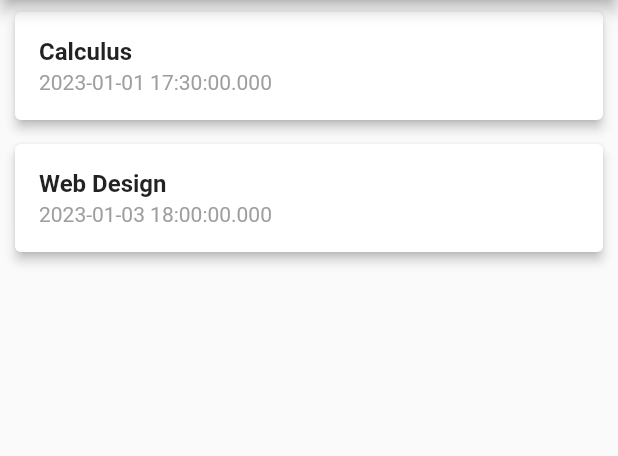
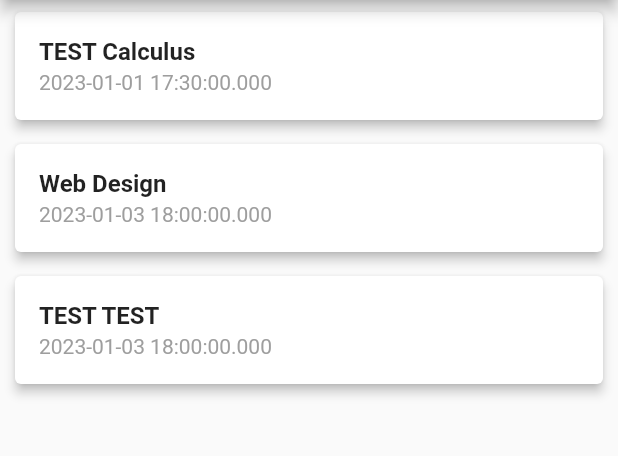
Before and after one commit to andrej286/Mis_Flutter_App, a Flutter app: the ExamPage screen opened by its route, on a phone screen of 412 x 824 dp, the part 84-540 px from its top. Run offline on Flutter 3.47's test engine with Material 2 defaults, Android fonts, the phone set to English and light mode, and no system bars; our stand-ins replace date_field, firebase_auth, firebase_core, flutter_local_notifications, flutter_map, geocoding and 5 more; missing offline and left inert: dart:ffi; accounts and stored records are empty; network calls fail.

Commit message:
Provider state management * Added the provider package and created the ExamProvider class * Implemented the provider package for creating exams and listing them

```diff
--- a/lib/main.dart
+++ b/lib/main.dart
@@ -2,11 +2,12 @@ import 'dart:ui';
 
 import 'package:flutter/material.dart';
 import 'package:flutter_local_notifications/flutter_local_notifications.dart';
+import 'package:lab04/provider/exam_provider.dart';
 import 'package:lab04/screen/calendar_screen.dart';
 import 'package:lab04/screen/map_screen.dart';
 import 'package:lab04/service/notificationService.dart';
+import 'package:provider/provider.dart';
 
-import 'model/exam_list_item.dart';
 import 'widget/new_exam.dart';
 
 import 'package:firebase_core/firebase_core.dart';
@@ -14,7 +15,6 @@ import 'package:lab04/widget_tree.dart';
 
 final FlutterLocalNotificationsPlugin flutterLocalNotificationsPlugin =
     FlutterLocalNotificationsPlugin();
-
 
 Future<void> main() async {
   WidgetsFlutterBinding.ensureInitialized();
@@ -27,7 +27,9 @@ class MyApp extends StatelessWidget {
 
   @override
   Widget build(BuildContext context) {
-    return MaterialApp(
+    return ChangeNotifierProvider(
+        create: (_) => ExamProvider(),
+        child: MaterialApp(
           title: 'Flutter Demo',
           theme: ThemeData(
             primarySwatch: Colors.blue,
@@ -40,7 +42,7 @@ class MyApp extends StatelessWidget {
             '/map': (context) => const MapScreen(),
           },
           home: const WidgetTree(),
-    );
+        ));
   }
 }
 
@@ -52,85 +54,73 @@ class ExamPage extends StatefulWidget {
 }
 
 class _ExamPageState extends State<ExamPage> {
-
   @override
-  void initState(){
+  void initState() {
     super.initState();
     Noti.initialize(flutterLocalNotificationsPlugin);
   }
 
-  List<ExamListItem> _examList = [
-    ExamListItem(id: "1", nameOfSubject: "Calculus", dateTime: DateTime(2023, 1, 1, 17, 30),subjectLatitude: 42.004275, subjectLongitude: 21.408719),
-    ExamListItem(id: "2", nameOfSubject: "Web Design", dateTime: DateTime(2023, 1, 3, 18),subjectLatitude: 42.004276, subjectLongitude: 21.408719),
-  ];//42.004274, 21.408719
-
   void _addExamFunction(BuildContext ct) {
-
-    showModalBottomSheet(context: ct, builder: (_) {
+    showModalBottomSheet(
+        context: ct,
+        builder: (_) {
           return GestureDetector(
             onTap: () {},
             behavior: HitTestBehavior.opaque,
-        child: NewExam(_addNewExamToList),
+            child: NewExam(),
           );
-      }
-    );
-  }
-
-  void _addNewExamToList(ExamListItem item) {
-
-    setState(() {
-      _examList.add(item);
-      Noti.showBigTextNotification(title: "New Event", body: "New event has been added to the list", fln: flutterLocalNotificationsPlugin);
         });
   }
 
   @override
   Widget build(BuildContext context) {
-
     return Scaffold(
         appBar: AppBar(
           title: Text("Exams list"),
           actions: <Widget>[
             IconButton(
                 onPressed: () => _addExamFunction(context),
-              icon: Icon(Icons.add)
-          ),
+                icon: Icon(Icons.add)),
             IconButton(
                 onPressed: () {
                   Navigator.pushNamed(context, '/calendar');
                 },
-              icon: Icon(Icons.calendar_month)
-          ),
+                icon: Icon(Icons.calendar_month)),
             IconButton(
                 onPressed: () {
                   Navigator.pushNamed(context, '/map');
                 },
-              icon: Icon(Icons.map_outlined)
-          )
+                icon: Icon(Icons.map_outlined))
           ],
         ),
-      body: ListView.builder(
+        body: Consumer<ExamProvider>(
+          builder: (context, examProvider, child) {
+            final exams = examProvider.exams;
+            return ListView.builder(
               scrollDirection: Axis.vertical,
               shrinkWrap: true,
-        itemBuilder: (ctx,index) {
+              itemBuilder: (ctx, index) {
                 return Card(
                   elevation: 3,
                   margin: EdgeInsets.symmetric(
                     vertical: 8,
                     horizontal: 10,
                   ),
-          child: _examList.isEmpty ?
-          Text("No exams") :
-          ListTile(
-            title: Text(_examList[index].nameOfSubject,
-              style: TextStyle(fontWeight: FontWeight.bold),),
-            subtitle: Text("${_examList[index].dateTime.toString()}",
+                  child: exams.isEmpty
+                      ? Text("No exams")
+                      : ListTile(
+                          title: Text(
+                            exams[index].nameOfSubject,
+                            style: TextStyle(fontWeight: FontWeight.bold),
+                          ),
+                          subtitle: Text("${exams[index].dateTime.toString()}",
                               style: TextStyle(color: Colors.grey)),
                         ),
                 );
               },
-        itemCount: _examList.length,
-       ),
+              itemCount: exams.length,
             );
+          },
+        ));
   }
 }
--- /dev/null
+++ b/lib/provider/exam_provider.dart
@@ -0,0 +1,29 @@
+import 'package:flutter/foundation.dart';
+
+import '../model/exam_list_item.dart';
+
+
+class ExamProvider extends ChangeNotifier {
+  List<ExamListItem> _exams = [
+    ExamListItem(id: "1", nameOfSubject: "TEST Calculus", dateTime: DateTime(2023, 1, 1, 17, 30),subjectLatitude: 42.004275, subjectLongitude: 21.408719),
+    ExamListItem(id: "2", nameOfSubject: "Web Design", dateTime: DateTime(2023, 1, 3, 18),subjectLatitude: 42.004276, subjectLongitude: 21.408719),
+    ExamListItem(id: "3", nameOfSubject: "TEST TEST", dateTime: DateTime(2023, 1, 3, 18),subjectLatitude: 42.004276, subjectLongitude: 21.408719),
+  ];
+
+  List<ExamListItem> get exams => _exams;
+
+  set exams(List<ExamListItem> exams) {
+    _exams = exams;
+    notifyListeners();
+  }
+
+  void addExam(ExamListItem exam) {
+    _exams.add(exam);
+    notifyListeners();
+  }
+
+  void removeExam(ExamListItem exam) {
+    _exams.remove(exam);
+    notifyListeners();
+  }
+}
--- a/pubspec.yaml
+++ b/pubspec.yaml
@@ -40,6 +40,7 @@ dependencies:
   latlong2: ^0.8.1
   geolocator: ^9.0.2
   geocoding: ^2.0.5
+  provider: ^6.0.5
   flutter:
     sdk: flutter
 
```
Also changed, not shown: lib/widget/new_exam.dart (+17 -21 lines), pubspec.lock. Lines whose indentation alone changed are shown as unchanged.
